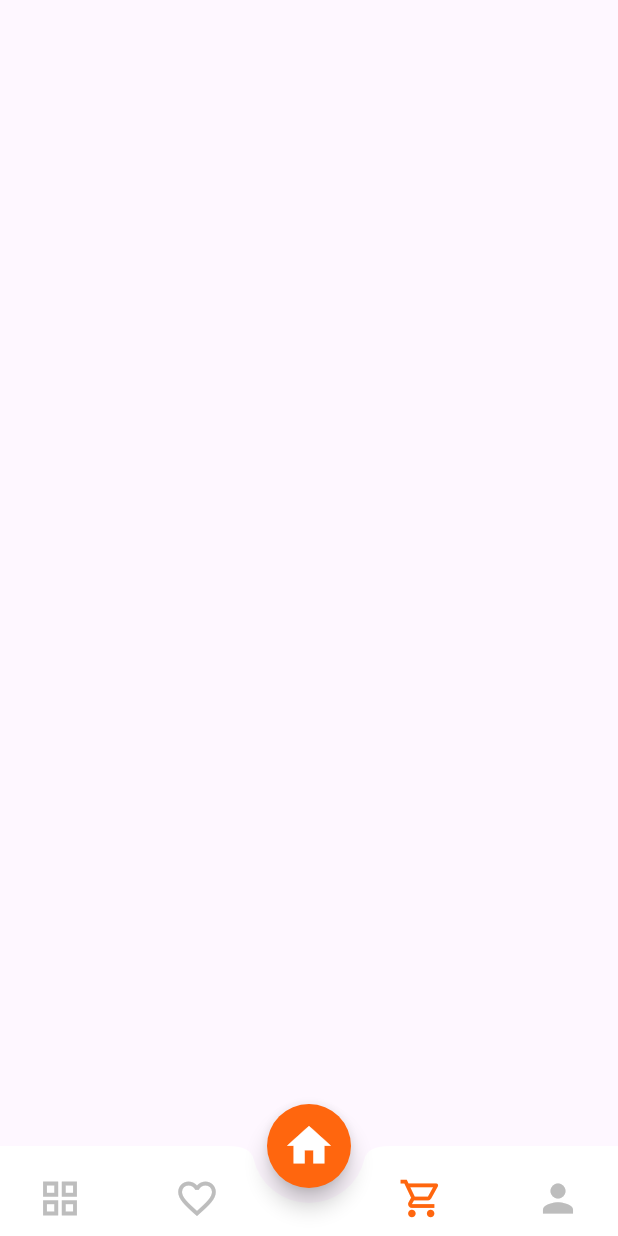
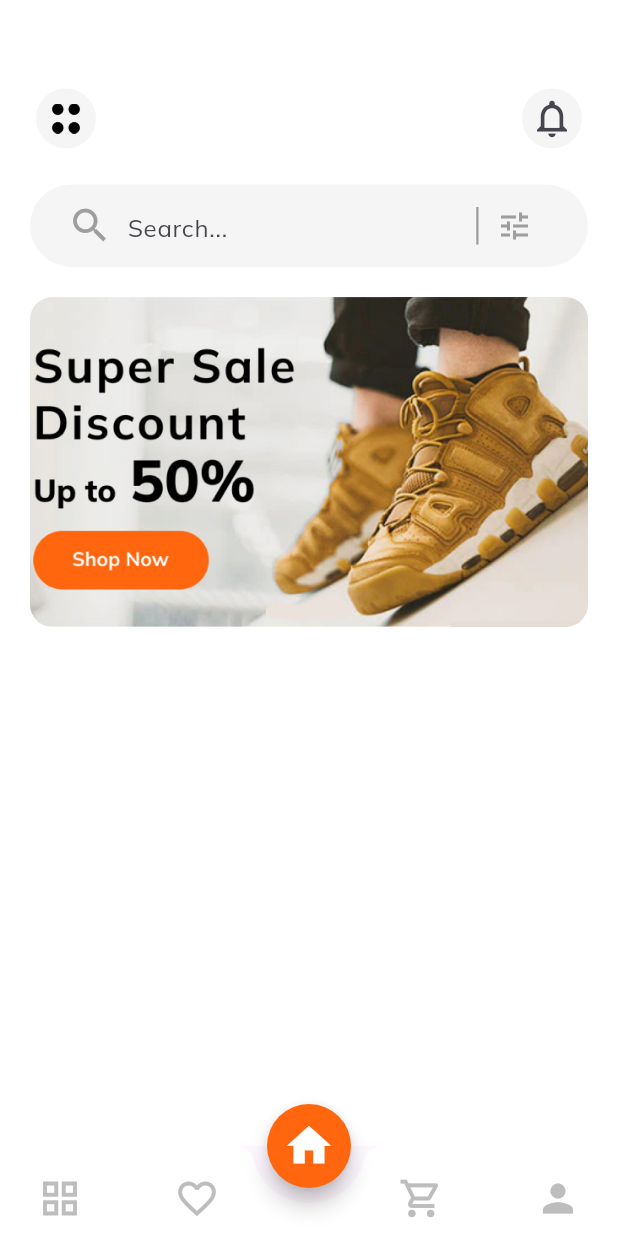
Before and after one commit to AdibRasel/E-commerce_App, a Flutter app: the screen it shows after launch, on a phone screen of 412 x 824 dp. Run offline on Flutter 3.47's test engine with Material 3 defaults, Android fonts, the phone set to English and light mode, and no system bars; our stand-ins replace google_fonts.

Commit message:
Home Page Design

```diff
--- /dev/null
+++ b/lib/screens/Cart/cart_screen.dart
@@ -0,0 +1,11 @@
+import 'package:flutter/material.dart';
+
+
+class CartScreen extends StatelessWidget {
+  const CartScreen({super.key});
+
+  @override
+  Widget build(BuildContext context) {
+    return const Placeholder();
+  }
+}
--- /dev/null
+++ b/lib/screens/Detail/detail_screen.dart
@@ -0,0 +1,10 @@
+import 'package:flutter/material.dart';
+
+class DetailScreen extends StatelessWidget {
+  const DetailScreen({super.key});
+
+  @override
+  Widget build(BuildContext context) {
+    return const Placeholder();
+  }
+}
--- /dev/null
+++ b/lib/screens/Home/Widget/home_app_bar.dart
@@ -0,0 +1,39 @@
+
+import 'package:flutter/material.dart';
+
+import '../../../constants.dart';
+
+class CurrentAppBar extends StatelessWidget {
+  const CurrentAppBar({
+    super.key,
+  });
+
+  @override
+  Widget build(BuildContext context) {
+    return Row(
+      mainAxisAlignment: MainAxisAlignment.spaceBetween,
+      children: [
+        IconButton(
+          style: IconButton.styleFrom(
+              backgroundColor: kcontentColor,
+                padding: EdgeInsets.all(2),
+            ),
+          onPressed: (){},
+          icon: Image.asset(
+            "images/icon.png",
+            height: 20,
+          ),
+        ),
+        IconButton(
+          style: IconButton.styleFrom(
+            backgroundColor: kcontentColor,
+            padding: EdgeInsets.all(2),
+          ),
+          onPressed: (){},
+            iconSize: 30,
+          icon: const Icon(Icons.notifications_outlined)
+        ),
+      ],
+    );
+  }
+}
--- /dev/null
+++ b/lib/screens/Home/Widget/image_slider.dart
@@ -0,0 +1,39 @@
+import 'package:flutter/material.dart';
+
+class ImageSlider extends StatelessWidget {
+  const ImageSlider({super.key});
+
+  @override
+  Widget build(BuildContext context) {
+    return Stack(
+      children: [
+        SizedBox(
+          height: 220,
+          width: double.infinity,
+          child: ClipRRect(
+            borderRadius: BorderRadius.circular(15),
+            child: PageView(
+              scrollDirection: Axis.horizontal,
+              allowImplicitScrolling: true,
+              physics: const ClampingScrollPhysics(),
+              children: [
+                Image.asset(
+                  "images/slider.jpg",
+                  fit: BoxFit.cover,
+                ),
+                Image.asset(
+                  "images/slider3.png",
+                  fit: BoxFit.cover,
+                ),
+                Image.asset(
+                  "images/slider.jpg",
+                  fit: BoxFit.cover,
+                ),
+              ],
+            ),
+          ),
+          )
+      ],
+      );
+  }
+}
--- /dev/null
+++ b/lib/screens/Home/Widget/search_bar.dart
@@ -0,0 +1,50 @@
+import 'package:ecommerce/constants.dart';
+import 'package:flutter/material.dart';
+
+class MySearchBar extends StatelessWidget {
+  const MySearchBar({super.key});
+
+  @override
+  Widget build(BuildContext context) {
+    return Container(
+      height: 55,
+      width: double.infinity,
+      decoration: BoxDecoration(
+        color:  kcontentColor,
+        borderRadius: BorderRadius.circular(30)
+      ),
+      padding: const EdgeInsets.symmetric(horizontal: 25, vertical: 5),
+      child: Row(
+        children: [
+          const Icon(
+            Icons.search,
+            color: Colors.grey,
+            size:30
+          ),
+          const SizedBox(width: 10),
+
+          const Flexible(
+            flex: 4,
+            child: TextField(
+              decoration: InputDecoration(hintText: "Search...", border: InputBorder.none,),
+              style: TextStyle(
+                color: Colors.black
+              ),
+            ),
+          ),
+
+          Container(
+            height: 25,
+            width: 1.5,
+            color: Colors.grey,
+          ),
+
+          IconButton(onPressed: (){}, icon: const Icon(Icons.tune, color: Colors.grey))
+
+
+
+        ],
+      ),
+    );
+  }
+}
--- /dev/null
+++ b/lib/screens/Home/home_screen.dart
@@ -0,0 +1,53 @@
+import 'package:ecommerce/constants.dart';
+import 'package:ecommerce/screens/Home/Widget/home_app_bar.dart';
+import 'package:ecommerce/screens/Home/Widget/image_slider.dart';
+import 'package:ecommerce/screens/Home/Widget/search_bar.dart';
+import 'package:flutter/material.dart';
+
+
+class HomeScreen extends StatefulWidget {
+  const HomeScreen({super.key});
+
+  @override
+  State<HomeScreen> createState() => _HomeScreenState();
+}
+
+class _HomeScreenState extends State<HomeScreen> {
+  @override
+  Widget build(BuildContext context) {
+    return const Scaffold(
+      backgroundColor: Colors.white,
+      body: SingleChildScrollView(
+        child: Padding(
+          padding: EdgeInsets.all(20),
+          child: Column(
+            crossAxisAlignment: CrossAxisAlignment.start,
+            children: [
+
+
+              SizedBox(height: 35),
+
+              // for custom appbar
+              CurrentAppBar(),
+
+              SizedBox(height: 20),
+
+              // for search bar
+              MySearchBar(),
+
+
+              SizedBox(height: 20),
+
+
+              // Image Slider
+              ImageSlider()
+
+
+
+            ],
+          ),
+        ),
+      ),
+    );
+  }
+}
--- /dev/null
+++ b/lib/screens/favorite.dart
@@ -0,0 +1,11 @@
+import 'package:flutter/material.dart';
+
+
+class Favorite extends StatelessWidget {
+  const Favorite({super.key});
+
+  @override
+  Widget build(BuildContext context) {
+    return const Placeholder();
+  }
+}
--- a/lib/screens/nav_bar_screen.dart
+++ b/lib/screens/nav_bar_screen.dart
@@ -1,4 +1,7 @@
 import 'package:ecommerce/constants.dart';
+import 'package:ecommerce/screens/Cart/cart_screen.dart';
+import 'package:ecommerce/screens/Home/home_screen.dart';
+import 'package:ecommerce/screens/favorite.dart';
 import 'package:flutter/material.dart';
 
 class BottomNavBar extends StatefulWidget {
@@ -10,13 +13,21 @@ class BottomNavBar extends StatefulWidget {
 
 class _BottomNavBarState extends State<BottomNavBar> {
   int currentIndex = 2;
+  List screens = const [
+    Scaffold(),
+    Favorite(),
+    HomeScreen(),
+    CartScreen(),
+    Scaffold()
+  ];
   @override
   Widget build(BuildContext context) {
     return Scaffold(
       floatingActionButton: FloatingActionButton(
         onPressed: () {
           setState(() {
-            currentIndex = 2;
+            currentIndex =  2;
+
           });
         },
         shape: const CircleBorder(),
@@ -36,14 +47,22 @@ class _BottomNavBarState extends State<BottomNavBar> {
           mainAxisAlignment: MainAxisAlignment.spaceBetween,
           children: [
             IconButton(
-                onPressed: () {},
+                onPressed: () {
+                  setState((){
+                    currentIndex = 0 ;
+                  });
+                },
                 icon: Icon(Icons.grid_view_outlined,
                     size: 30,
                     color: currentIndex == 0
                         ? kprimaryColor
                         : Colors.grey.shade400)),
             IconButton(
-                onPressed: () {},
+                onPressed: () {
+                  setState((){
+                    currentIndex = 1 ;
+                  });
+                },
                 icon: Icon(Icons.favorite_border,
                     size: 30,
                     color: currentIndex == 1
@@ -51,22 +70,31 @@ class _BottomNavBarState extends State<BottomNavBar> {
                         : Colors.grey.shade400)),
             const SizedBox(width: 15),
             IconButton(
-                onPressed: () {},
+                onPressed: () {
+                  setState((){
+                    currentIndex = 3 ;
+                  });
+                },
                 icon: Icon(Icons.shopping_cart_outlined,
                     size: 30,
-                    color: currentIndex == 2
+                    color: currentIndex == 3
                         ? kprimaryColor
                         : Colors.grey.shade400)),
             IconButton(
-                onPressed: () {},
+                onPressed: () {
+                  setState((){
+                    currentIndex = 4 ;
+                  });
+                },
                 icon: Icon(Icons.person,
                     size: 30,
-                    color: currentIndex == 3
+                    color: currentIndex == 4
                         ? kprimaryColor
                         : Colors.grey.shade400)),
           ],
         ),
       ),
+      body: screens[currentIndex] ,
     );
   }
 }
```
Also changed, not shown: pubspec.lock, 1 other file.
